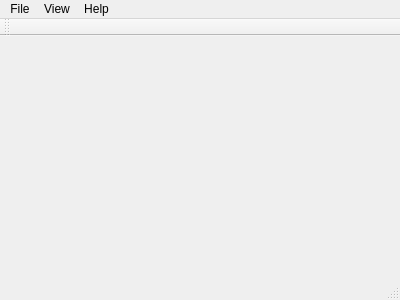
Before: the Qt Designer form ui/mainwindow.ui in whuwuteng/Stereo_Show, drawn with Qt 5.
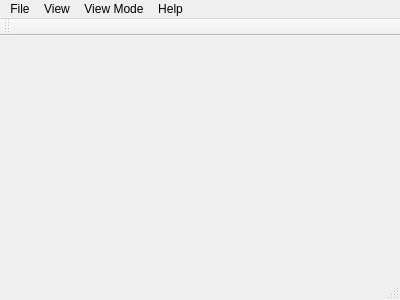
After: the same form once the commit is applied.

```diff
--- a/ui/mainwindow.ui
+++ b/ui/mainwindow.ui
@@ -44,8 +44,17 @@
     </property>
     <addaction name="uiActionAbout"/>
    </widget>
+   <widget class="QMenu" name="menuMode">
+    <property name="title">
+     <string>View Mode</string>
+    </property>
+    <addaction name="uiActionLeft"/>
+    <addaction name="uiActionRight"/>
+    <addaction name="uiActionRed_Green"/>
+   </widget>
    <addaction name="menuFile"/>
    <addaction name="menuView"/>
+   <addaction name="menuMode"/>
    <addaction name="menuHelp"/>
   </widget>
   <widget class="QToolBar" name="mainToolBar">
```
Left out of the diff: 15 changed lines with no effect on the pictures.
